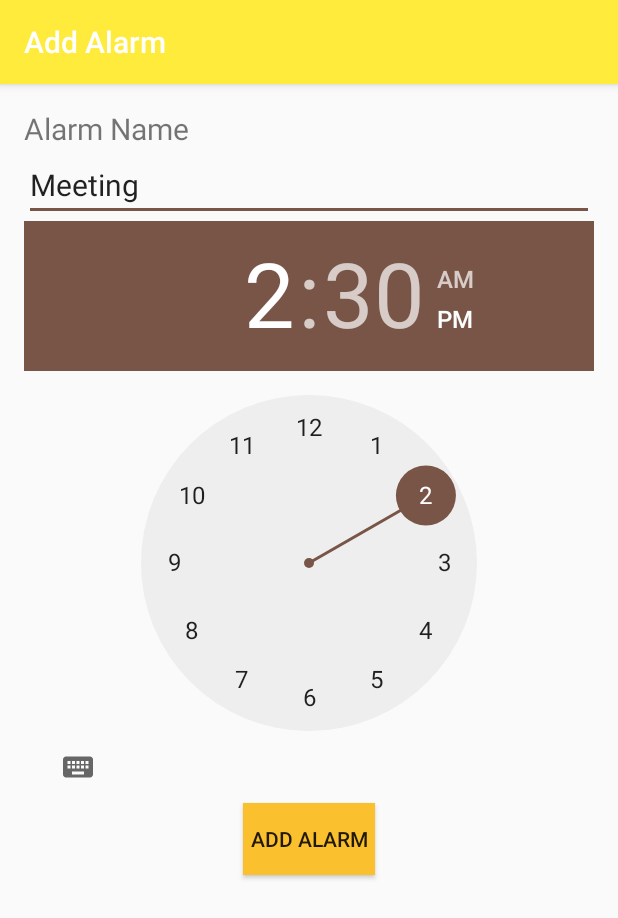
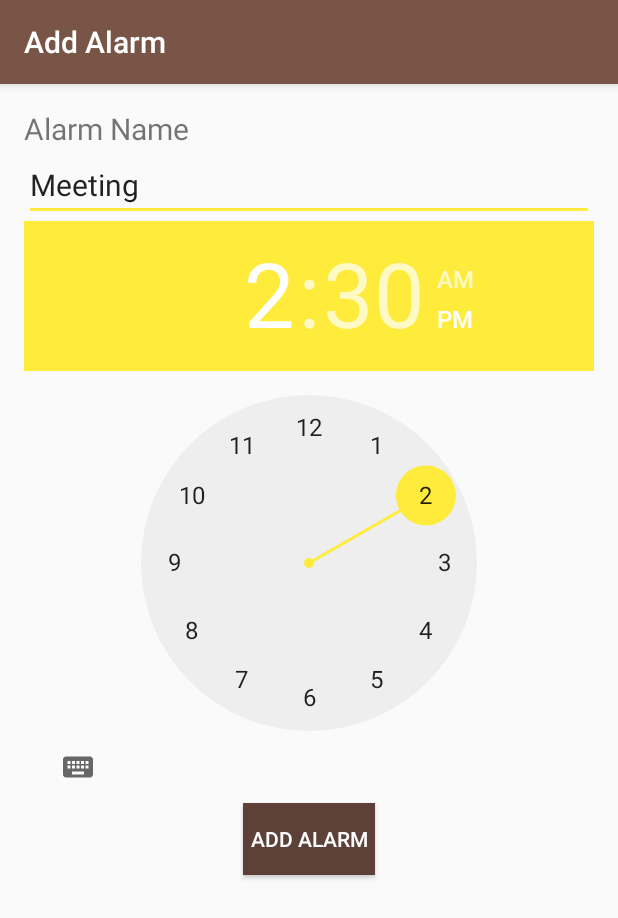
Before and after one commit to KevinDonkers/Time-Ticker-App, an Android app: the MainActivity screen opened directly, with no data from a screen before it, after a tap on "Meeting", on a phone screen of 412 x 824 dp. Shown: the top 918 px of the screen. Run offline under Robolectric (Android 15) with nearby library versions, the phone set to English and light mode, and no system bars.

Commit message:
some style changes

```diff
--- a/app/src/main/java/ca/georgiancollege/time_ticker_app/AddAlarmActivity.java
+++ b/app/src/main/java/ca/georgiancollege/time_ticker_app/AddAlarmActivity.java
@@ -69,6 +69,8 @@ public class AddAlarmActivity extends AppCompatActivity {
             dlgAlert.setMessage("Please enter an Alarm Title");
             dlgAlert.setTitle("Error...");
             dlgAlert.create().show();
+
+            alarmName.getText().clear();
         } else {
             Intent openAlarmListIntent = new Intent(AddAlarmActivity.this, MainActivity.class);
 
--- a/app/src/main/java/ca/georgiancollege/time_ticker_app/MainActivity.java
+++ b/app/src/main/java/ca/georgiancollege/time_ticker_app/MainActivity.java
@@ -141,8 +141,8 @@ public class MainActivity extends AppCompatActivity {
     {
         super.onStop();
         //unregister broadcast receiver.
-        if(tickReceiver!=null)
-            unregisterReceiver(tickReceiver);
+        //if(tickReceiver!=null)
+            //unregisterReceiver(tickReceiver);
     }
 
     public void openAlarmScreen(){
--- a/app/src/main/res/layout/content_add_alarm.xml
+++ b/app/src/main/res/layout/content_add_alarm.xml
@@ -39,7 +39,8 @@
             android:layout_height="fill_parent"
             android:id="@+id/timePicker"
             android:layout_columnSpan="2"
-            android:timePickerMode="clock" />
+            android:timePickerMode="clock"
+            android:numbersTextColor="@color/primary_text_default_material_light" />
 
     </GridLayout>
 
@@ -50,5 +51,6 @@
         android:id="@+id/addAlarmButton"
         android:layout_below="@+id/gridLayout2"
         android:layout_centerHorizontal="true"
-        android:background="@color/colorPrimaryDark" />
+        android:background="@color/colorPrimaryDark"
+        android:textColor="@color/primary_text_default_material_dark" />
 </RelativeLayout>
--- a/app/src/main/res/layout/content_main.xml
+++ b/app/src/main/res/layout/content_main.xml
@@ -36,7 +36,7 @@
             android:layout_column="2"
             android:textSize="@dimen/switchTextHeight"
             android:textStyle="bold"
-            android:textColor="@color/secondary_text" />
+            android:textColor="@color/secondary_text"/>
 
         <TextClock
             android:layout_width="wrap_content"
--- a/app/src/main/res/values/colors.xml
+++ b/app/src/main/res/values/colors.xml
@@ -1,11 +1,11 @@
 <?xml version="1.0" encoding="utf-8"?>
 <resources>
-    <color name="colorPrimary">#FFEB3B</color>
-    <color name="colorPrimaryDark">#FBC02D</color>
-    <color name="colorPrimaryLight">#FFF9C4</color>
-    <color name="colorAccent">#795548</color>
+    <color name="colorPrimary">#795548</color>
+    <color name="colorPrimaryDark">#5D4037</color>
+    <color name="colorPrimaryLight">#D7CCC8</color>
+    <color name="colorAccent">#FFEB3B</color>
     <color name="primary_text">#212121</color>
     <color name="secondary_text">#727272</color>
-    <color name="icons">#212121</color>
+    <color name="icons">#FFFFFF</color>
     <color name="divider">#B6B6B6</color>
 </resources>
```
